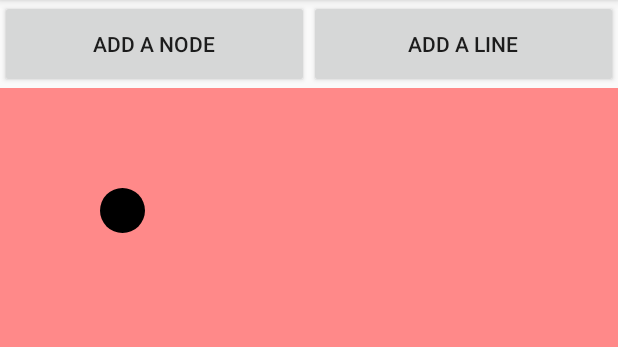
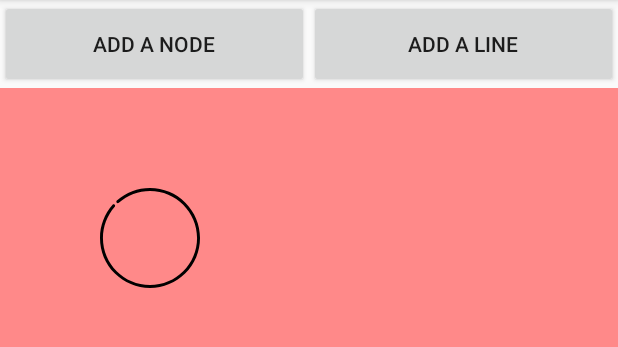
Before and after one commit to legendarygirl56/DragNDrop, an Android app: the screen it shows after launch (MainActivity), after a tap on "ADD A NODE", on a phone screen of 412 x 824 dp, the part 84-431 px from its top. Run offline under Robolectric (Android 15) with nearby library versions, the phone set to English and light mode, and no system bars.

Commit message:
UI changed

```diff
--- a/app/src/main/java/com/ayushidoshi56/dragndrop/LineView.kt
+++ b/app/src/main/java/com/ayushidoshi56/dragndrop/LineView.kt
@@ -20,8 +20,8 @@ class LineView : View {
     var pointA:PointF= PointF(10f,10f)
     var pointB:PointF=PointF(10f,10f)
     override fun onDraw(canvas: Canvas?) {
-        paint.setColor(Color.RED)
-        paint.strokeWidth=20f
+        paint.setColor(Color.BLACK)
+        paint.strokeWidth=10f
         if (canvas != null) {
             canvas.drawLine(pointA.x,pointA.y,pointB.x,pointB.y,paint)
         }
--- a/app/src/main/java/com/ayushidoshi56/dragndrop/MainActivity.kt
+++ b/app/src/main/java/com/ayushidoshi56/dragndrop/MainActivity.kt
@@ -10,11 +10,10 @@ import android.view.DragEvent
 import android.view.MotionEvent
 import android.view.View
 import android.view.ViewGroup
-import android.widget.Button
-import android.widget.RelativeLayout
-import android.widget.TextView
+import android.widget.*
 import androidx.appcompat.app.AppCompatActivity
 import androidx.core.content.ContextCompat
+import androidx.core.view.isVisible
 import kotlinx.android.synthetic.main.activity_main.*
 import kotlinx.coroutines.Dispatchers
 import kotlinx.coroutines.GlobalScope
@@ -52,9 +51,16 @@ class MainActivity: AppCompatActivity(), View.OnTouchListener, View.OnDragListen
 
     private fun addTV()
     {
-        val tv=TextView(this)
-        tv.text=""
-        tv.setBackground(ContextCompat.getDrawable(this, R.drawable.circle));
+        val tv=ImageView(this)
+        tv.setImageDrawable(resources.getDrawable(R.drawable.ic_circle_vol_1circle))
+        val lp = RelativeLayout.LayoutParams(
+            RelativeLayout.LayoutParams.MATCH_PARENT,
+            RelativeLayout.LayoutParams.MATCH_PARENT
+        )
+        lp.width = 100;
+        lp.height = 100;
+        tv.setLayoutParams(lp)
+        //tv.setBackground(ContextCompat.getDrawable(this, R.drawable.circle));
         ll_pinklayout.addView(tv)
         tv.setOnTouchListener(this)
         tv.x=lastNodePoint.x+100f
@@ -77,6 +83,7 @@ class MainActivity: AppCompatActivity(), View.OnTouchListener, View.OnDragListen
                 mLineView=lvLine
                 mLineView.pointA=pointA
                 mLineView.pointB=pointB
+                mLineView.elevation=100f
                 mLineView.draw()
                 state=0
             }
--- /dev/null
+++ b/app/src/main/res/drawable/ic_circle_vol_1circle.xml
@@ -0,0 +1,9 @@
+<vector xmlns:android="http://schemas.android.com/apk/res/android"
+    android:width="512dp"
+    android:height="512dp"
+    android:viewportWidth="512"
+    android:viewportHeight="512">
+  <path
+      android:fillColor="#FF000000"
+      android:pathData="M437.02,74.981C388.667,26.629 324.38,0 256,0C193.371,0 133.084,22.87 86.246,64.396c-3.099,2.748 -3.384,7.488 -0.636,10.588c2.748,3.099 7.487,3.384 10.587,0.636C140.289,36.529 197.041,15 256,15c132.888,0 241,108.112 241,241S388.888,497 256,497S15,388.888 15,256c0,-58.959 21.529,-115.712 60.62,-159.803c2.748,-3.099 2.463,-7.84 -0.636,-10.587c-3.1,-2.749 -7.84,-2.463 -10.587,0.636C22.87,133.084 0,193.37 0,256c0,68.38 26.629,132.667 74.98,181.019C123.333,485.371 187.62,512 256,512s132.667,-26.629 181.02,-74.981C485.371,388.667 512,324.38 512,256S485.371,123.333 437.02,74.981z"/>
+</vector>
--- a/app/src/main/res/layout/activity_main.xml
+++ b/app/src/main/res/layout/activity_main.xml
@@ -27,10 +27,8 @@
         android:id="@+id/ll_pinklayout"
         android:layout_width="match_parent"
         android:layout_height="0dp"
-        android:background="#FF8989"
-        android:layout_weight="12">
-
-
+        android:layout_weight="12"
+        android:background="#FF8989">
     </RelativeLayout>
 
 </LinearLayout>
```
